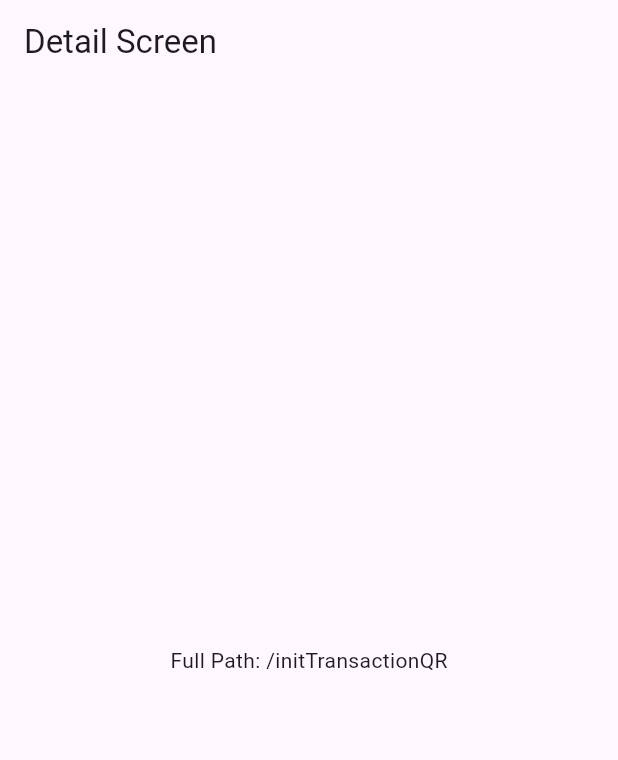
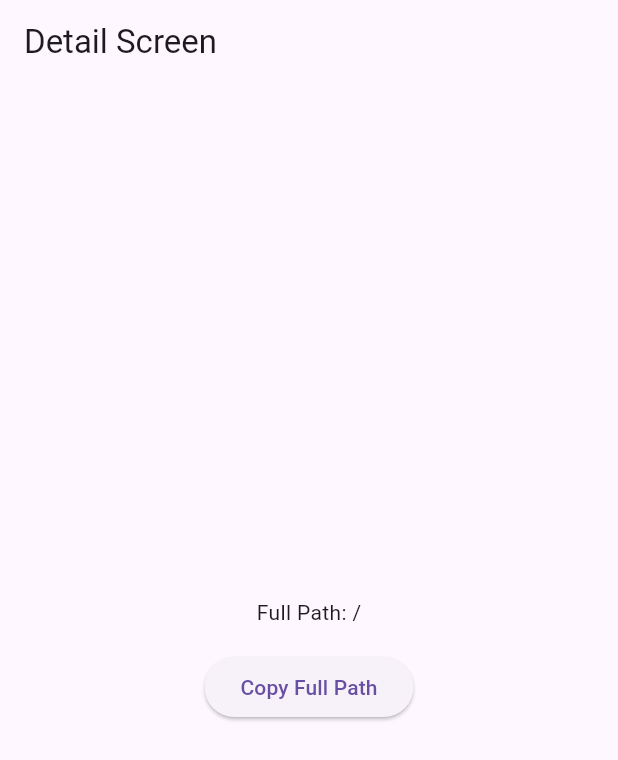
Before and after one commit to Hevishar/DeeplinkCatcher, a Flutter app: the DetailScreen screen opened by its route, on a phone screen of 412 x 824 dp. Shown: the top 760 px of the screen. Run offline on Flutter 3.47's test engine with Material 3 defaults, Android fonts, the phone set to English and light mode, and no system bars; our stand-ins replace go_router.

Commit message:
Update README and implement deeplink handling in main.dart and AndroidManifest.xml

```diff
--- a/lib/main.dart
+++ b/lib/main.dart
@@ -1,4 +1,5 @@
 import 'package:flutter/material.dart';
+import 'package:flutter/services.dart';
 import 'package:go_router/go_router.dart';
 
 void main() {
@@ -8,7 +9,13 @@ void main() {
 // GoRouter configuration
 final _router = GoRouter(
   routes: [
-    GoRoute(path: '/', builder: (context, state) => HomeScreen()),
+    GoRoute(
+      path: '/',
+      builder: (context, state) {
+        String? fullPath = state.uri.toString();
+        return DetailScreen(fullPath: fullPath);
+      },
+    ),
     GoRoute(
       path: '/initTransactionQR', // Define a route with a parameter
       builder: (context, state) {
@@ -65,7 +72,26 @@ class DetailScreen extends StatelessWidget {
   Widget build(BuildContext context) {
     return Scaffold(
       appBar: AppBar(title: Text('Detail Screen')),
-      body: Center(child: Text('Full Path: $fullPath')),
+      body: Center(
+        child: Column(
+          mainAxisAlignment: MainAxisAlignment.center,
+          children: [
+            Text('Full Path: $fullPath'),
+            const SizedBox(height: 16),
+            ElevatedButton(
+              onPressed: () {
+                if (fullPath != null) {
+                  Clipboard.setData(ClipboardData(text: fullPath ?? ''));
+                  ScaffoldMessenger.of(context).showSnackBar(
+                    SnackBar(content: Text('Copied to clipboard!')),
+                  );
+                }
+              },
+              child: const Text('Copy Full Path'),
+            ),
+          ],
+        ),
+      ),
     );
   }
 }
```
Also changed, not shown: 2 other files.
